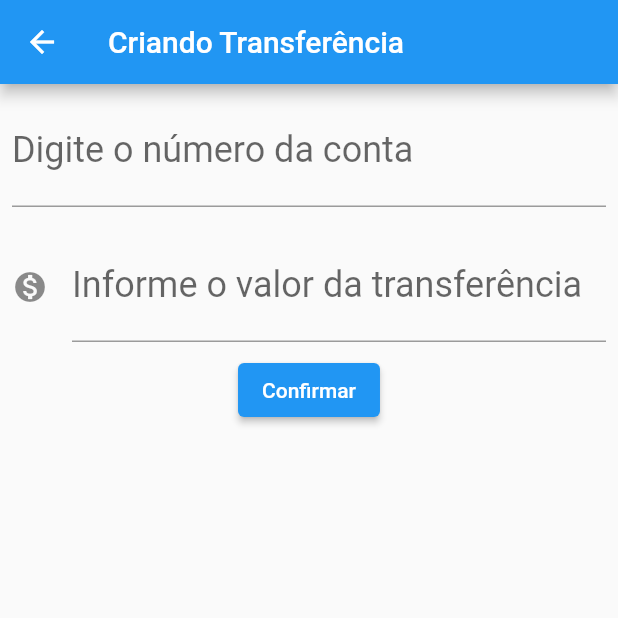
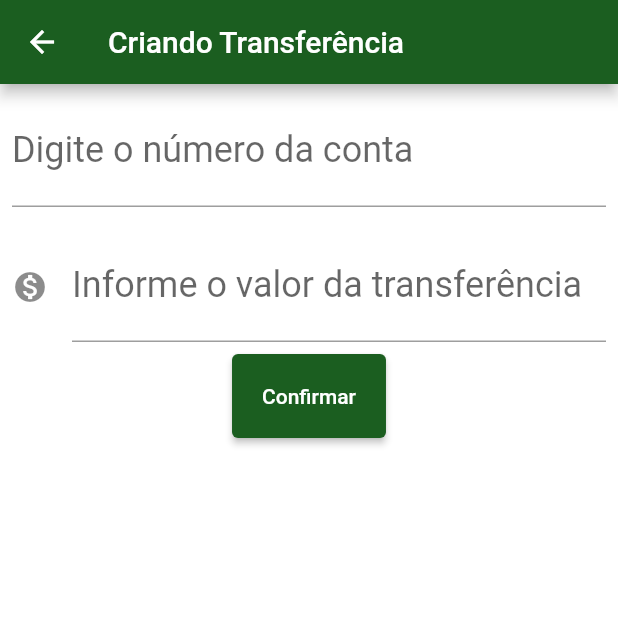
Before and after one commit to ednosmab/ByteBank, a Flutter app: the screen it shows after launch, after a tap on the "add" icon, on a phone screen of 412 x 824 dp, the top half of it. Run offline on Flutter 3.47's test engine with Material 2 defaults, Android fonts, the phone set to English and light mode, and no system bars.

Commit message:
Implementando o uso de Tema

```diff
--- a/lib/main.dart
+++ b/lib/main.dart
@@ -5,10 +5,17 @@ void main() => runApp(ByteBank());
 class ByteBank extends StatelessWidget {
   @override
   Widget build(BuildContext context) {
+    final ThemeData theme = ThemeData();
     return MaterialApp(
-        home: Scaffold(
-      body: ListaTransferencia(),
-    ));
+      theme: theme.copyWith(
+        primaryColor: Colors.green[900],
+        backgroundColor: Colors.white,
+        colorScheme: theme.colorScheme.copyWith(
+          secondary: Colors.green[900],
+        ),
+      ),
+      home: ListaTransferencia(),
+    );
   }
 }
 
@@ -43,9 +50,11 @@ class FormularioTransferencia extends StatelessWidget {
     return Scaffold(
       appBar: AppBar(
         title: Text('Criando Transferência'),
+        backgroundColor: Theme.of(context).primaryColor,
       ),
       // SingleChildScrollView atribui ao Column a rolagem em Sroll, isso impede
       // que o layout quebre
+      backgroundColor: Theme.of(context).backgroundColor,
       body: SingleChildScrollView(
           child: Column(children: [
         Editor(
@@ -60,8 +69,14 @@ class FormularioTransferencia extends StatelessWidget {
           icone: Icons.monetization_on,
         ),
         ElevatedButton(
-            onPressed: () => _criaTransferencia(context),
-            child: Text('Confirmar'))
+          onPressed: () => _criaTransferencia(context),
+          child: Text('Confirmar'),
+          style: ElevatedButton.styleFrom(
+            padding: EdgeInsets.all(20),
+            primary: Theme.of(context).primaryColor, // background
+            onPrimary: Colors.white, // foreground
+          ),
+        )
       ])),
     );
   }
@@ -112,7 +127,9 @@ class _ListaTransferencia extends State<ListaTransferencia> {
     return Scaffold(
       appBar: AppBar(
         title: Text('Trasnferência'),
+        backgroundColor: Theme.of(context).primaryColor,
       ),
+      backgroundColor: Theme.of(context).backgroundColor,
       body: ListView.builder(
         itemCount: _transferencias.length,
         itemBuilder: (context, indice) {
```
